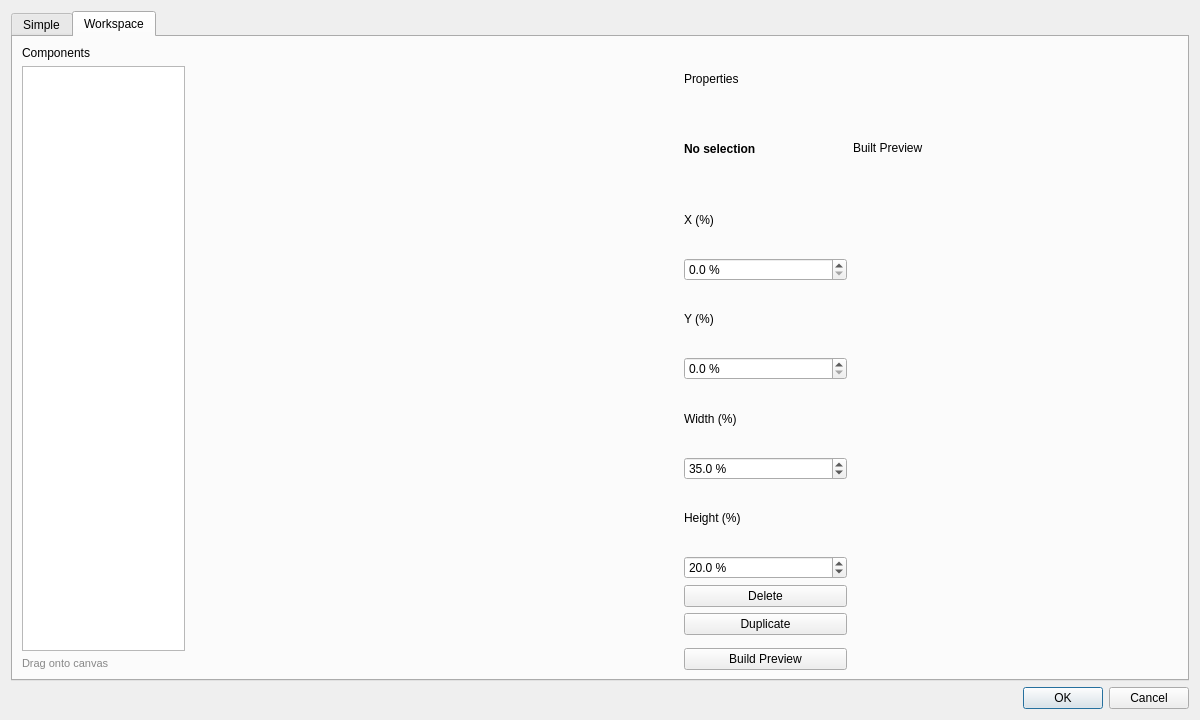
The window that forms/HtmlEditDialog.ui (Kalana-Pankaja/Prism) describes before a commit, drawn with Qt 5.
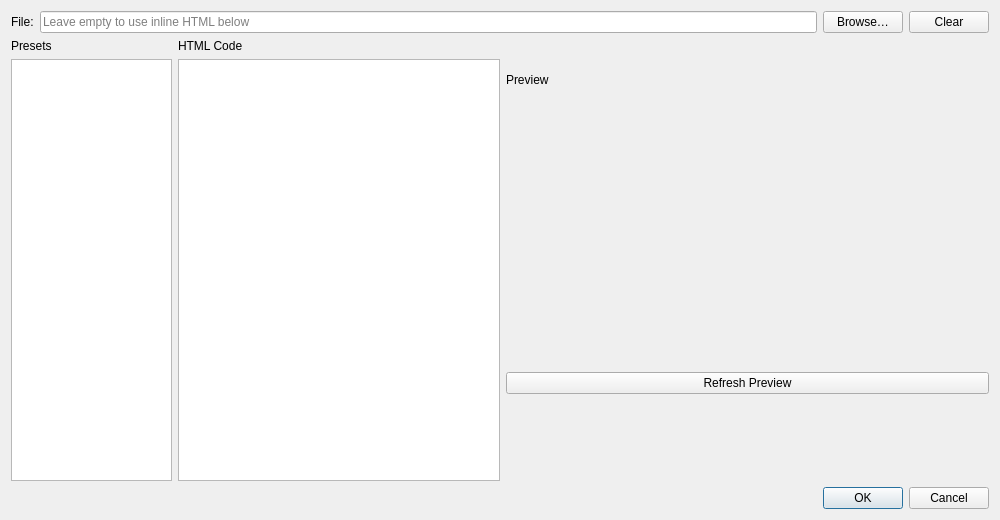
The same window after the commit. The open tabs and pages were chosen to show the change. Custom widgets are drawn as their Qt base class.

Diff of the .ui file:
```diff
--- a/forms/HtmlEditDialog.ui
+++ b/forms/HtmlEditDialog.ui
@@ -3,16 +3,11 @@
  <class>HtmlEditDialog</class>
  <widget class="QDialog" name="HtmlEditDialog">
   <property name="geometry">
-   <rect><x>0</x><y>0</y><width>1200</width><height>720</height></rect>
+   <rect><x>0</x><y>0</y><width>1000</width><height>520</height></rect>
   </property>
   <property name="windowTitle"><string>HTML Overlay Editor</string></property>
-  <layout class="QVBoxLayout" name="rootLayout" stretch="1,0">
-   <item>
-    <widget class="QTabWidget" name="modeTabs">
-     <property name="currentIndex"><number>0</number></property>
-     <widget class="QWidget" name="simpleTab">
-      <attribute name="title"><string>Simple</string></attribute>
-      <layout class="QVBoxLayout" name="simpleRoot" stretch="0,1">
+  <layout class="QVBoxLayout" name="rootLayout" stretch="0,1,0">
+   <!-- Top bar: file picker -->
        <item>
         <layout class="QHBoxLayout" name="fileBar">
          <item><widget class="QLabel" name="fileLabel"><property name="text"><string>File:</string></property></widget></item>
@@ -21,8 +16,10 @@
          <item><widget class="QPushButton" name="clearFileBtn"><property name="text"><string>Clear</string></property><property name="maximumWidth"><number>70</number></property></widget></item>
         </layout>
        </item>
+   <!-- Middle: presets | editor | preview -->
        <item>
         <layout class="QHBoxLayout" name="midLayout" stretch="1,2,3">
+     <!-- Preset list -->
          <item>
           <layout class="QVBoxLayout">
            <item><widget class="QLabel"><property name="text"><string>Presets</string></property></widget></item>
@@ -39,8 +36,8 @@
           <layout class="QVBoxLayout">
            <item><widget class="QLabel"><property name="text"><string>Preview</string></property></widget></item>
            <item>
-            <widget class="HtmlPreviewWidget" name="simplePreview">
-             <property name="minimumSize"><size><width>320</width><height>180</height></size></property>
+        <widget class="QWidget" name="previewContainer">
+         <property name="minimumSize"><size><width>426</width><height>240</height></size></property>
             </widget>
            </item>
            <item><widget class="QPushButton" name="refreshBtn"><property name="text"><string>Refresh Preview</string></property></widget></item>
@@ -49,52 +46,7 @@
          </item>
         </layout>
        </item>
-      </layout>
-     </widget>
-     <widget class="QWidget" name="workspaceTab">
-      <attribute name="title"><string>Workspace</string></attribute>
-      <layout class="QHBoxLayout" name="workspaceLayout" stretch="1,3,1,2">
-       <item>
-        <layout class="QVBoxLayout" name="paletteLayout">
-         <item><widget class="QLabel"><property name="text"><string>Components</string></property></widget></item>
-         <item><widget class="QListWidget" name="componentPalette"/></item>
-         <item><widget class="QLabel" name="paletteHint"><property name="text"><string>Drag onto canvas</string></property><property name="wordWrap"><bool>true</bool></property><property name="styleSheet"><string>color:#888;font-size:11px;</string></property></widget></item>
-        </layout>
-       </item>
-       <item><widget class="HtmlWorkspaceCanvasWidget" name="workspaceCanvas"/></item>
-       <item>
-        <layout class="QVBoxLayout" name="propsLayout">
-         <item><widget class="QLabel"><property name="text"><string>Properties</string></property></widget></item>
-         <item><widget class="QLabel" name="selectedNameLabel"><property name="text"><string>No selection</string></property><property name="styleSheet"><string>font-weight:bold;</string></property></widget></item>
-         <item><widget class="QLabel"><property name="text"><string>X (%)</string></property></widget></item>
-         <item><widget class="QDoubleSpinBox" name="propXSpin"><property name="suffix"><string> %</string></property><property name="decimals"><number>1</number></property><property name="maximum"><double>99.0</double></property></widget></item>
-         <item><widget class="QLabel"><property name="text"><string>Y (%)</string></property></widget></item>
-         <item><widget class="QDoubleSpinBox" name="propYSpin"><property name="suffix"><string> %</string></property><property name="decimals"><number>1</number></property><property name="maximum"><double>99.0</double></property></widget></item>
-         <item><widget class="QLabel"><property name="text"><string>Width (%)</string></property></widget></item>
-         <item><widget class="QDoubleSpinBox" name="propWSpin"><property name="suffix"><string> %</string></property><property name="decimals"><number>1</number></property><property name="minimum"><double>2.0</double></property><property name="maximum"><double>100.0</double></property><property name="value"><double>35.0</double></property></widget></item>
-         <item><widget class="QLabel"><property name="text"><string>Height (%)</string></property></widget></item>
-         <item><widget class="QDoubleSpinBox" name="propHSpin"><property name="suffix"><string> %</string></property><property name="decimals"><number>1</number></property><property name="minimum"><double>2.0</double></property><property name="maximum"><double>100.0</double></property><property name="value"><double>20.0</double></property></widget></item>
-         <item><widget class="QPushButton" name="deleteCompBtn"><property name="text"><string>Delete</string></property></widget></item>
-         <item><widget class="QPushButton" name="duplicateCompBtn"><property name="text"><string>Duplicate</string></property></widget></item>
-         <item><spacer><property name="orientation"><enum>Qt::Vertical</enum></property></spacer></item>
-         <item><widget class="QPushButton" name="buildPreviewBtn"><property name="text"><string>Build Preview</string></property></widget></item>
-        </layout>
-       </item>
-       <item>
-        <layout class="QVBoxLayout" name="wsPreviewLayout">
-         <item><widget class="QLabel"><property name="text"><string>Built Preview</string></property></widget></item>
-         <item>
-          <widget class="HtmlPreviewWidget" name="wsPreview">
-           <property name="minimumSize"><size><width>320</width><height>180</height></size></property>
-          </widget>
-         </item>
-         <item><widget class="QLabel" name="wsErrorLabel"><property name="text"><string/></property><property name="wordWrap"><bool>true</bool></property><property name="styleSheet"><string>color: #f44336;</string></property></widget></item>
-        </layout>
-       </item>
-      </layout>
-     </widget>
-    </widget>
-   </item>
+   <!-- Bottom: dialog buttons -->
    <item>
     <widget class="QDialogButtonBox" name="buttonBox">
      <property name="orientation"><enum>Qt::Horizontal</enum></property>
@@ -103,18 +55,4 @@
    </item>
   </layout>
  </widget>
- <customwidgets>
-  <customwidget>
-   <class>HtmlPreviewWidget</class>
-   <extends>QWidget</extends>
-   <header>ui/HtmlPreviewWidget.h</header>
-  </customwidget>
-  <customwidget>
-   <class>HtmlWorkspaceCanvasWidget</class>
-   <extends>QWidget</extends>
-   <header>ui/HtmlWorkspaceCanvasWidget.h</header>
-  </customwidget>
- </customwidgets>
- <resources/>
- <connections/>
 </ui>
```
Left out of the diff: 2 changed lines with no effect on the pictures. Lines whose indentation alone changed are shown as unchanged.
